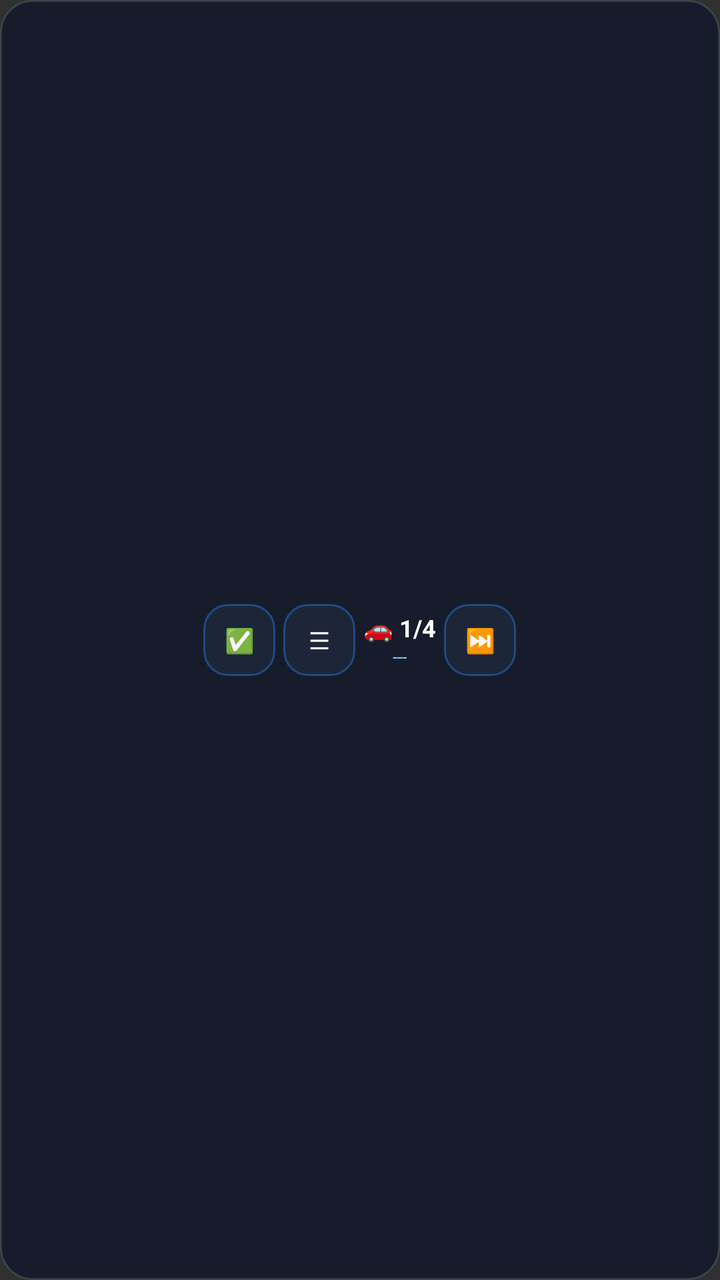
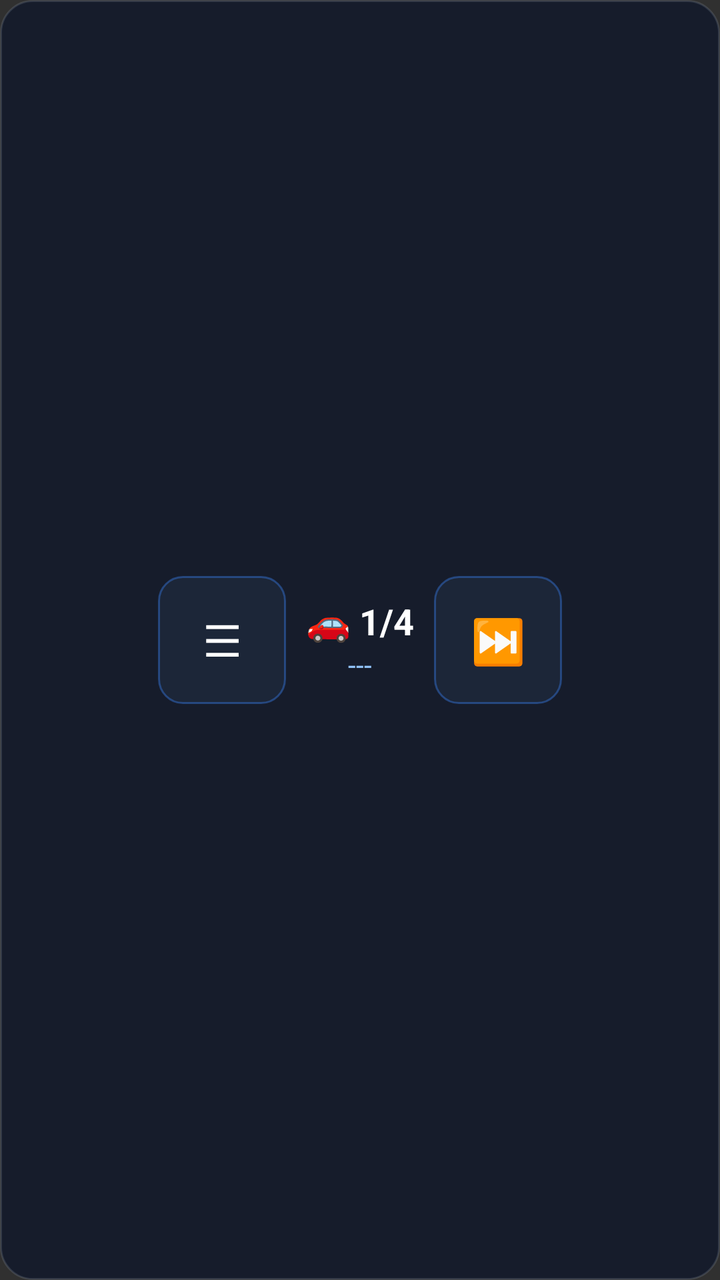

Screens rendered from an Android XML layout before and after an edit, with the pre-edit source and the edit as a unified diff.
<!-- AndroidManifest.xml: application theme Theme.OficJusDrive -->
<!-- res/layout/bolha_flutuante_layout.xml -->
<?xml version="1.0" encoding="utf-8"?>
<LinearLayout xmlns:android="http://schemas.android.com/apk/res/android"
    android:id="@+id/bf_container"
    android:layout_width="wrap_content"
    android:layout_height="wrap_content"
    android:orientation="horizontal"
    android:gravity="center"
    android:background="@drawable/bf_fundo"
    android:padding="8dp">

    
    <Button
        android:id="@+id/bf_entregue"
        android:layout_width="36dp"
        android:layout_height="36dp"
        android:background="@drawable/bf_botao"
        android:text="✅"
        android:textColor="#FFFFFF"
        android:textSize="12sp"
        android:gravity="center"
        android:layout_marginEnd="4dp" />

    
    <Button
        android:id="@+id/bf_lista"
        android:layout_width="36dp"
        android:layout_height="36dp"
        android:background="@drawable/bf_botao"
        android:text="☰"
        android:textColor="#FFFFFF"
        android:textSize="12sp"
        android:gravity="center"
        android:layout_marginEnd="4dp" />

    
    <LinearLayout
        android:layout_width="wrap_content"
        android:layout_height="wrap_content"
        android:orientation="vertical"
        android:gravity="center">

        <TextView
            android:id="@+id/bf_parada"
            android:layout_width="wrap_content"
            android:layout_height="wrap_content"
            android:text="🚗 1/4"
            android:textColor="#FFFFFF"
            android:textSize="12sp"
            android:textStyle="bold"
            android:gravity="center" />

        <TextView
            android:id="@+id/bf_distancia"
            android:layout_width="wrap_content"
            android:layout_height="wrap_content"
            android:text="---"
            android:textColor="#93c5fd"
            android:textSize="9sp"
            android:gravity="center" />
    </LinearLayout>

    
    <Button
        android:id="@+id/bf_pular"
        android:layout_width="36dp"
        android:layout_height="36dp"
        android:background="@drawable/bf_botao"
        android:text="⏭️"
        android:textColor="#FFFFFF"
        android:textSize="12sp"
        android:gravity="center"
        android:layout_marginStart="4dp" />

</LinearLayout>
<!-- resources referenced by this layout -->
<resources>
  <!-- drawable bf_botao (drawable) -->
  <?xml version="1.0" encoding="utf-8"?>
  <shape xmlns:android="http://schemas.android.com/apk/res/android">
      <solid android:color="#CC1E293B" />
      <corners android:radius="12dp" />
      <stroke android:width="1dp" android:color="#663B82F6" />
  </shape>
  <!-- drawable bf_fundo (drawable) -->
  <?xml version="1.0" encoding="utf-8"?>
  <shape xmlns:android="http://schemas.android.com/apk/res/android">
      <solid android:color="#CC0F172A" />
      <corners android:radius="16dp" />
      <stroke android:width="1dp" android:color="#3394A3B8" />
  </shape>
  <style name="Theme.OficJusDrive" parent="android:Theme.Material.NoActionBar">
          <item name="android:statusBarColor">#0F172A</item>
          <item name="android:navigationBarColor">#0F172A</item>
      </style>
</resources>

<!-- the commit's change to res/layout/bolha_flutuante_layout.xml (unified diff, before → after) -->
@@ -3,72 +3,194 @@
     android:id="@+id/bf_container"
     android:layout_width="wrap_content"
     android:layout_height="wrap_content"
-    android:orientation="horizontal"
+    android:orientation="vertical"
     android:gravity="center"
     android:background="@drawable/bf_fundo"
-    android:padding="8dp">
-
-    
-    <Button
-        android:id="@+id/bf_entregue"
-        android:layout_width="36dp"
-        android:layout_height="36dp"
-        android:background="@drawable/bf_botao"
-        android:text="✅"
-        android:textColor="#FFFFFF"
-        android:textSize="12sp"
-        android:gravity="center"
-        android:layout_marginEnd="4dp" />
-
-    
-    <Button
-        android:id="@+id/bf_lista"
-        android:layout_width="36dp"
-        android:layout_height="36dp"
-        android:background="@drawable/bf_botao"
-        android:text="☰"
-        android:textColor="#FFFFFF"
-        android:textSize="12sp"
-        android:gravity="center"
-        android:layout_marginEnd="4dp" />
+    android:padding="12dp"
+    android:paddingBottom="16dp">
 
     
     <LinearLayout
         android:layout_width="wrap_content"
         android:layout_height="wrap_content"
-        android:orientation="vertical"
+        android:orientation="horizontal"
         android:gravity="center">
 
-        <TextView
-            android:id="@+id/bf_parada"
+        
+        <Button
+            android:id="@+id/bf_esquerdo"
+            android:layout_width="wrap_content"
+            android:layout_height="64dp"
+            android:minWidth="64dp"
+            android:background="@drawable/bf_botao"
+            android:text="☰"
+            android:textColor="#FFFFFF"
+            android:textSize="22sp"
+            android:gravity="center"
+            android:paddingLeft="12dp"
+            android:paddingRight="12dp"
+            android:layout_marginEnd="10dp" />
+
+        
+        <LinearLayout
+            android:id="@+id/bf_central"
             android:layout_width="wrap_content"
             android:layout_height="wrap_content"
-            android:text="🚗 1/4"
+            android:orientation="vertical"
+            android:gravity="center">
+
+            <TextView
+                android:id="@+id/bf_parada"
+                android:layout_width="wrap_content"
+                android:layout_height="wrap_content"
+                android:text="🚗 1/4"
+                android:textColor="#FFFFFF"
+                android:textSize="18sp"
+                android:textStyle="bold"
+                android:gravity="center" />
+
+            <TextView
+                android:id="@+id/bf_distancia"
+                android:layout_width="wrap_content"
+                android:layout_height="wrap_content"
+                android:text="---"
+                android:textColor="#93c5fd"
+                android:textSize="14sp"
+                android:gravity="center" />
+
+            
+            <LinearLayout
+                android:id="@+id/bf_card_atual"
+                android:layout_width="200dp"
+                android:layout_height="wrap_content"
+                android:orientation="vertical"
+                android:background="@drawable/bf_card_fundo"
+                android:padding="8dp"
+                android:visibility="gone"
+                android:layout_marginTop="8dp">
+
+                <TextView
+                    android:id="@+id/bf_atual_titulo"
+                    android:layout_width="match_parent"
+                    android:layout_height="wrap_content"
+                    android:text="📍 ENTREGA ATUAL"
+                    android:textColor="#fbbf24"
+                    android:textSize="10sp"
+                    android:textStyle="bold" />
+
+                <TextView
+                    android:id="@+id/bf_atual_endereco"
+                    android:layout_width="match_parent"
+                    android:layout_height="wrap_content"
+                    android:text="---"
+                    android:textColor="#FFFFFF"
+                    android:textSize="12sp"
+                    android:maxLines="2"
+                    android:ellipsize="end" />
+            </LinearLayout>
+
+            
+            <LinearLayout
+                android:id="@+id/bf_botoes_chegada"
+                android:layout_width="wrap_content"
+                android:layout_height="wrap_content"
+                android:orientation="vertical"
+                android:gravity="center"
+                android:visibility="gone"
+                android:layout_marginTop="10dp">
+
+                <TextView
+                    android:id="@+id/bf_pergunta"
+                    android:layout_width="wrap_content"
+                    android:layout_height="wrap_content"
+                    android:text="Sucesso na Entrega?"
+                    android:textColor="#fbbf24"
+                    android:textSize="13sp"
+                    android:textStyle="bold"
+                    android:gravity="center"
+                    android:layout_marginBottom="8dp" />
+
+                <LinearLayout
+                    android:layout_width="wrap_content"
+                    android:layout_height="wrap_content"
+                    android:orientation="horizontal"
+                    android:gravity="center">
+
+                    <Button
+                        android:id="@+id/bf_sim"
+                        android:layout_width="wrap_content"
+                        android:layout_height="48dp"
+                        android:minWidth="80dp"
+                        android:background="@drawable/bf_botao"
+                        android:text="✅ Sim"
+                        android:textColor="#FFFFFF"
+                        android:textSize="14sp"
+                        android:gravity="center"
+                        android:paddingLeft="12dp"
+                        android:paddingRight="12dp"
+                        android:layout_marginEnd="8dp" />
+
+                    <Button
+                        android:id="@+id/bf_nao"
+                        android:layout_width="wrap_content"
+                        android:layout_height="48dp"
+                        android:minWidth="80dp"
+                        android:background="@drawable/bf_botao"
+                        android:text="❌ Não"
+                        android:textColor="#FFFFFF"
+                        android:textSize="14sp"
+                        android:gravity="center"
+                        android:paddingLeft="12dp"
+                        android:paddingRight="12dp" />
+                </LinearLayout>
+            </LinearLayout>
+
+            
+            <LinearLayout
+                android:id="@+id/bf_card_proxima"
+                android:layout_width="200dp"
+                android:layout_height="wrap_content"
+                android:orientation="vertical"
+                android:background="@drawable/bf_card_fundo"
+                android:padding="8dp"
+                android:visibility="gone"
+                android:layout_marginTop="8dp">
+
+                <TextView
+                    android:id="@+id/bf_proxima_titulo"
+                    android:layout_width="match_parent"
+                    android:layout_height="wrap_content"
+                    android:text="⏭️ PRÓXIMA ENTREGA"
+                    android:textColor="#93c5fd"
+                    android:textSize="10sp"
+                    android:textStyle="bold" />
+
+                <TextView
+                    android:id="@+id/bf_proxima_endereco"
+                    android:layout_width="match_parent"
+                    android:layout_height="wrap_content"
+                    android:text="---"
+                    android:textColor="#FFFFFF"
+                    android:textSize="11sp"
+                    android:maxLines="3"
+                    android:ellipsize="end" />
+            </LinearLayout>
+        </LinearLayout>
+
+        
+        <Button
+            android:id="@+id/bf_direito"
+            android:layout_width="wrap_content"
+            android:layout_height="64dp"
+            android:minWidth="64dp"
+            android:background="@drawable/bf_botao"
+            android:text="⏭️"
             android:textColor="#FFFFFF"
-            android:textSize="12sp"
-            android:textStyle="bold"
-            android:gravity="center" />
-
-        <TextView
-            android:id="@+id/bf_distancia"
-            android:layout_width="wrap_content"
-            android:layout_height="wrap_content"
-            android:text="---"
-            android:textColor="#93c5fd"
-            android:textSize="9sp"
-            android:gravity="center" />
+            android:textSize="22sp"
+            android:gravity="center"
+            android:paddingLeft="12dp"
+            android:paddingRight="12dp"
+            android:layout_marginStart="10dp" />
     </LinearLayout>
 
-    
-    <Button
-        android:id="@+id/bf_pular"
-        android:layout_width="36dp"
-        android:layout_height="36dp"
-        android:background="@drawable/bf_botao"
-        android:text="⏭️"
-        android:textColor="#FFFFFF"
-        android:textSize="12sp"
-        android:gravity="center"
-        android:layout_marginStart="4dp" />
-
 </LinearLayout>
<!-- resource entries referenced after the edit -->
@@ -6,6 +6,16 @@
       <solid android:color="#CC1E293B" />
       <corners android:radius="12dp" />
       <stroke android:width="1dp" android:color="#663B82F6" />
+  </shape>
+  <!-- drawable bf_card_fundo (drawable) -->
+  <?xml version="1.0" encoding="utf-8"?>
+  <shape xmlns:android="http://schemas.android.com/apk/res/android"
+      android:shape="rectangle">
+      <solid android:color="#3327a9" />
+      <corners android:radius="10dp" />
+      <stroke
+          android:width="1dp"
+          android:color="#4A5568" />
   </shape>
   <!-- drawable bf_fundo (drawable) -->
   <?xml version="1.0" encoding="utf-8"?>
